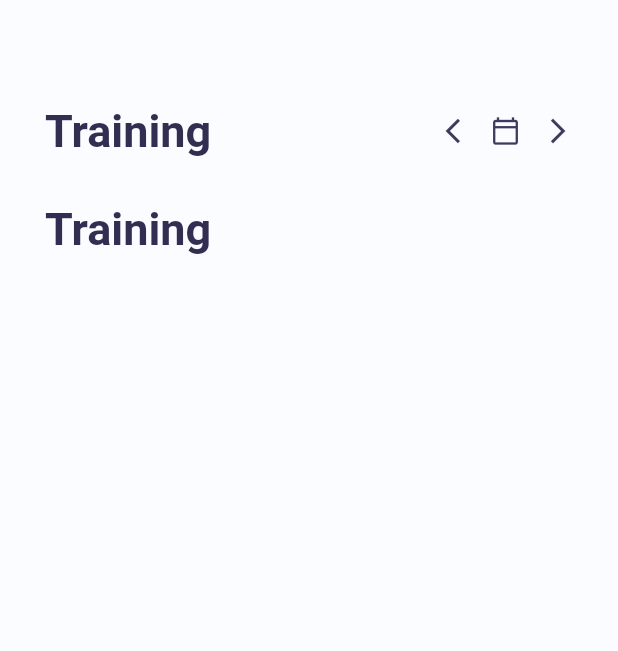
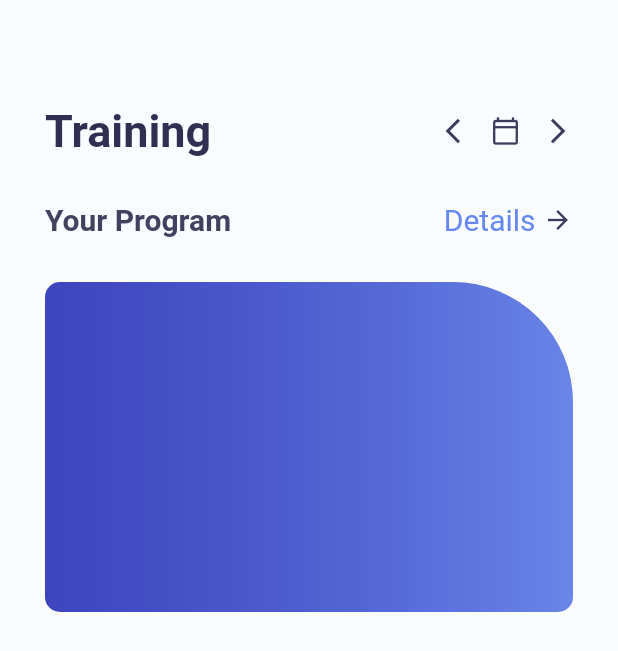
Before and after one commit to ezaz-ahmed/basic-flutter, a Flutter app: the screen it shows after launch, on a phone screen of 412 x 824 dp. Shown: the top 651 px of the screen. Run offline on Flutter 3.47's test engine with Material 2 defaults, Android fonts, the phone set to English and light mode, and no system bars.

Commit message:
gradiant added

```diff
--- a/lib/home_page.dart
+++ b/lib/home_page.dart
@@ -58,13 +58,53 @@ class _HomePageState extends State<HomePage> {
             Row(
               children: <Widget>[
                 Text(
-                  "Training",
+                  "Your Program",
                   style: TextStyle(
-                      fontSize: 30,
-                      color: color.AppColor.homePageTitle,
-                      fontWeight: FontWeight.w700),
+                    fontSize: 20,
+                    color: color.AppColor.homePageSubtitle,
+                    fontWeight: FontWeight.w700,
+                  ),
+                ),
+                Expanded(
+                  child: Container(),
+                ),
+                Text(
+                  "Details",
+                  style: TextStyle(
+                    fontSize: 20,
+                    color: color.AppColor.homePageDetail,
+                  ),
+                ),
+                const SizedBox(
+                  width: 5,
+                ),
+                Icon(
+                  Icons.arrow_forward,
+                  size: 20,
+                  color: color.AppColor.homePageIcons,
                 ),
               ],
+            ),
+            const SizedBox(
+              height: 30,
+            ),
+            Container(
+              width: MediaQuery.of(context).size.width,
+              height: 220,
+              decoration: BoxDecoration(
+                gradient: LinearGradient(
+                  colors: [
+                    color.AppColor.gradientFirst.withOpacity(0.8),
+                    color.AppColor.gradientSecond,
+                  ],
+                ),
+                borderRadius: const BorderRadius.only(
+                  topLeft: Radius.circular(10),
+                  bottomRight: Radius.circular(10),
+                  bottomLeft: Radius.circular(10),
+                  topRight: Radius.circular(80),
+                ),
+              ),
             ),
           ],
         ),
```
